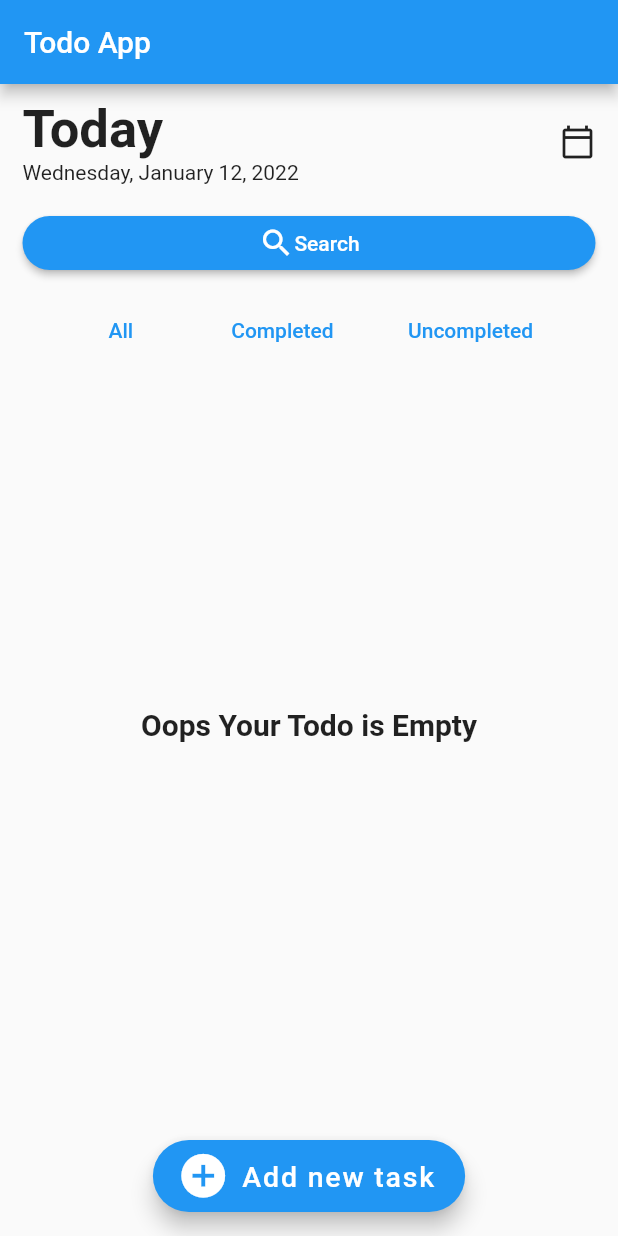
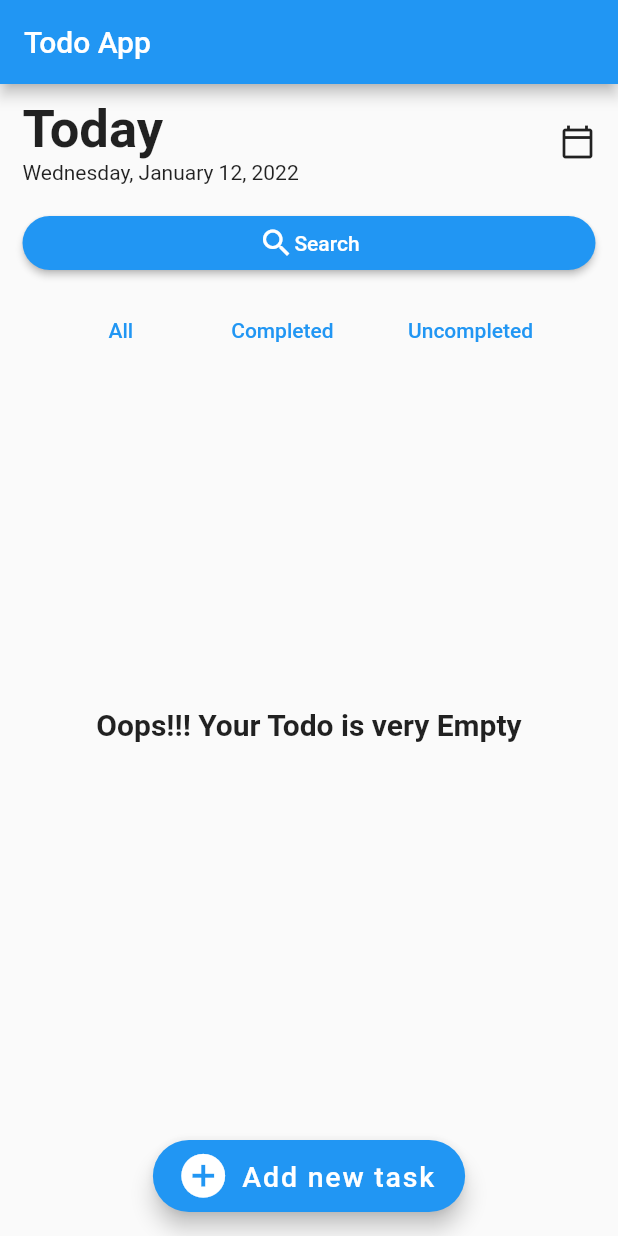
Before and after one commit to allan-1/Todo-App, a Flutter app: the screen it shows after launch, on a phone screen of 412 x 824 dp. Run offline on Flutter 3.47's test engine with Material 2 defaults, Android fonts, the phone set to English and light mode, and no system bars; our stand-ins replace hive, hive_flutter; accounts and stored records are empty.

```diff
--- a/lib/main.dart
+++ b/lib/main.dart
@@ -2,13 +2,13 @@ import 'package:flutter/material.dart';
 import 'package:todoapp/models/todo.dart';
 import 'package:todoapp/screen/homepage.dart';
 import 'package:hive_flutter/hive_flutter.dart';
-// import 'package:hive/hive.dart';
+import 'package:hive/hive.dart';
 // import 'package:path_provider/path_provider.dart' as path;
 
 void main() async {
-  // final appDocumentDir = await path.getApplicationDocumentsDirectory();
-  Hive.initFlutter();
+  await Hive.initFlutter();
   Hive.registerAdapter(TodoAdapter());
+  await Hive.openBox('todos');
   runApp(const MyApp());
 }
 
@@ -23,19 +23,7 @@ class MyApp extends StatelessWidget {
       theme: ThemeData(
         primarySwatch: Colors.blue,
       ),
-      home: FutureBuilder(
-        future: Hive.openBox('todos'),
-          builder: (BuildContext context, AsyncSnapshot snapshot){
-          if(snapshot.connectionState == ConnectionState.done){
-            if(snapshot.hasError){
-              return Text(snapshot.error.toString());
-            }else {
-              return const HomePage();
-            }
-          }else{
-            return const Scaffold();
-          }
-      })
-    );
+      home:  const HomePage()
+      );
   }
 }
--- a/lib/models/todo.dart
+++ b/lib/models/todo.dart
@@ -2,18 +2,6 @@ import 'package:hive/hive.dart';
 
 part 'todo.g.dart';
 
-enum Status{
-  all,
-  completed,
-  uncompleted,
-}
-
-enum Priorities{
-  high,
-  medium,
-  low,
-  none
-}
 
 @HiveType(typeId: 0)
 class Todo {
@@ -29,17 +17,11 @@ class Todo {
   @HiveField(3)
   final DateTime date;
 
-  @HiveField(4)
-  final Status status;
 
-  @HiveField(5)
-  final Priorities priority;
-
-  Todo({required this.status,
+  Todo({
     required this.id,
     required this.date,
     required this.description,
     required this.item,
-    required this.priority
   });
 }
--- a/lib/screen/homepage.dart
+++ b/lib/screen/homepage.dart
@@ -16,12 +16,9 @@ class HomePage extends StatefulWidget{
 
 class _HomePageState extends State<HomePage> {
 
-   final List <Todo> _todos  = [];
-
    void _addtodo(String item, String description){
-     final newtodo = Todo(status: Status.all, id: DateTime.now().toString(),
-         date: DateTime.now(), description: description, item: item,
-         priority: Priorities.low);
+     final newtodo = Todo( id: DateTime.now().toString(),
+         date: DateTime.now(), description: description, item: item,);
      setState(() {
        Hive.box('todos').add(newtodo);
      });
@@ -37,7 +34,7 @@ class _HomePageState extends State<HomePage> {
   Widget build(BuildContext context) {
     return Scaffold(
       appBar: AppBar(title: const Text('Todo App'),),
-      body: Container(
+      body: SingleChildScrollView(child:  Container(
         padding: const EdgeInsets.symmetric(horizontal: 15, vertical: 10),
           child:Column(
         children: [const TopBar(),
@@ -45,9 +42,9 @@ class _HomePageState extends State<HomePage> {
           const SearchButton(),
           const SizedBox(height: 10,),
           const TodoStatus(),
-          TodoList(todos: _todos,),
+          TodoList(),
         ],
-      )),
+      ))),
       floatingActionButton: FloatingActionButton.extended(onPressed: (){_starttodo(context);},
           icon: const Icon(Icons.add_circle, size: 35,),
           label: const Text('Add new task', style: TextStyle(
--- a/lib/widgets/todoinput.dart
+++ b/lib/widgets/todoinput.dart
@@ -33,10 +33,10 @@ class _TodoInputState extends State <TodoInput> {
                     decoration: InputDecoration(labelText: 'Title'),
                   )),
               Container(
-                padding: EdgeInsets.symmetric(vertical: 0, horizontal: 10),
+                padding: const EdgeInsets.symmetric(vertical: 0, horizontal: 10),
                 child: TextField(
                   controller:_descriptionController,
-                  decoration: InputDecoration(labelText: 'Description'),
+                  decoration: const InputDecoration(labelText: 'Description'),
                   onSubmitted: (_) {
                     _submitdata();
                   },
@@ -44,7 +44,7 @@ class _TodoInputState extends State <TodoInput> {
               ),
               TextButton(
                   onPressed: _submitdata,
-                  child: Text('Add Todo'))
+                  child: const Text('Add Todo'))
             ],
           ),
         ));
--- a/lib/widgets/todolist.dart
+++ b/lib/widgets/todolist.dart
@@ -4,8 +4,7 @@ import 'package:intl/intl.dart';
 import 'package:todoapp/models/todo.dart';
 
 class TodoList extends StatelessWidget {
-  final List<Todo> todos;
-  TodoList({Key? key, required this.todos}) : super(key: key);
+  TodoList({Key? key}) : super(key: key);
 
   final dynamic currentTime = DateFormat.jm().format(DateTime.now());
 
@@ -16,7 +15,7 @@ class TodoList extends StatelessWidget {
 
     return SizedBox(
       height: MediaQuery.of(context).size.height * 0.58,
-      child: todos.isNotEmpty ?  ListView.builder(itemCount: todoBox.length,
+      child: todoBox.isNotEmpty ?  ListView.builder(itemCount: todoBox.length,
           itemBuilder: (BuildContext ctx, index){
 
         final todoItems = todoBox.getAt(index) as Todo;
@@ -32,7 +31,7 @@ class TodoList extends StatelessWidget {
         );
           }):
           const Center(
-            child: Text('Oops Your Todo is Empty',
+            child: Text('Oops!!! Your Todo is very Empty',
               style: TextStyle(fontWeight: FontWeight.bold,
                 fontSize: 20
               ),),
```
Also changed, not shown: lib/models/todo.g.dart.
